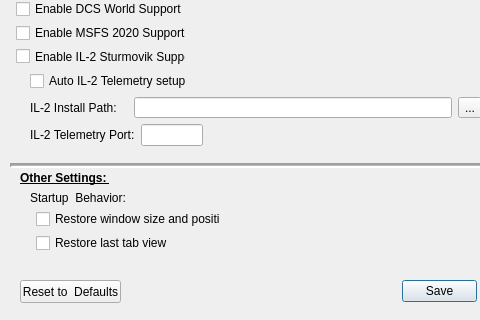
This is SM/system_settings.ui in walmis/VPforce-TelemFFB as Qt 5 draws it before an edit; both pictures show x 0 to 480 and y 204 to 524 of the 607 by 524 pixel window. The edited form follows.
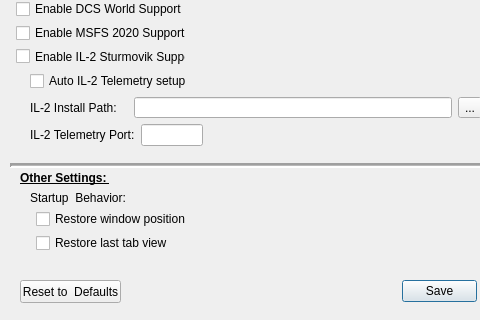
This is the edited form.

Commit message: updated window/tab size/position logic

The edit to the form file:
```diff
--- a/SM/system_settings.ui
+++ b/SM/system_settings.ui
@@ -350,7 +350,7 @@
     <item>
      <widget class="QCheckBox" name="cb_save_geometry">
       <property name="text">
-       <string>Restore window size and position</string>
+       <string>Restore window position</string>
       </property>
      </widget>
     </item>
```
The commit also changes 1 other file.
